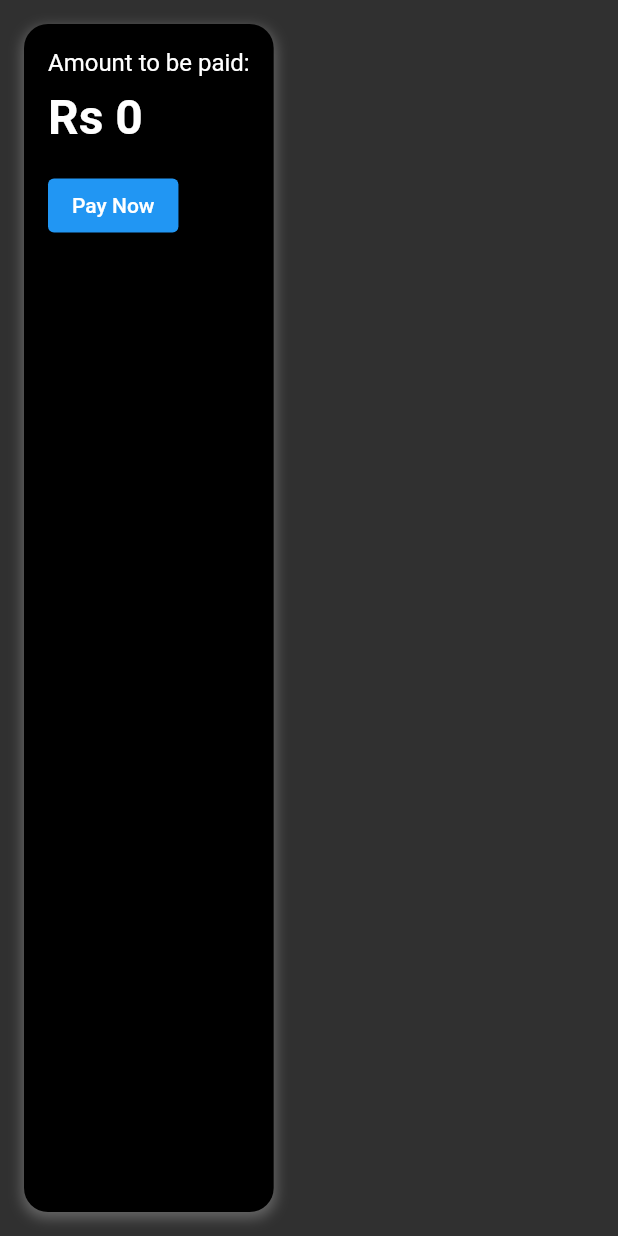
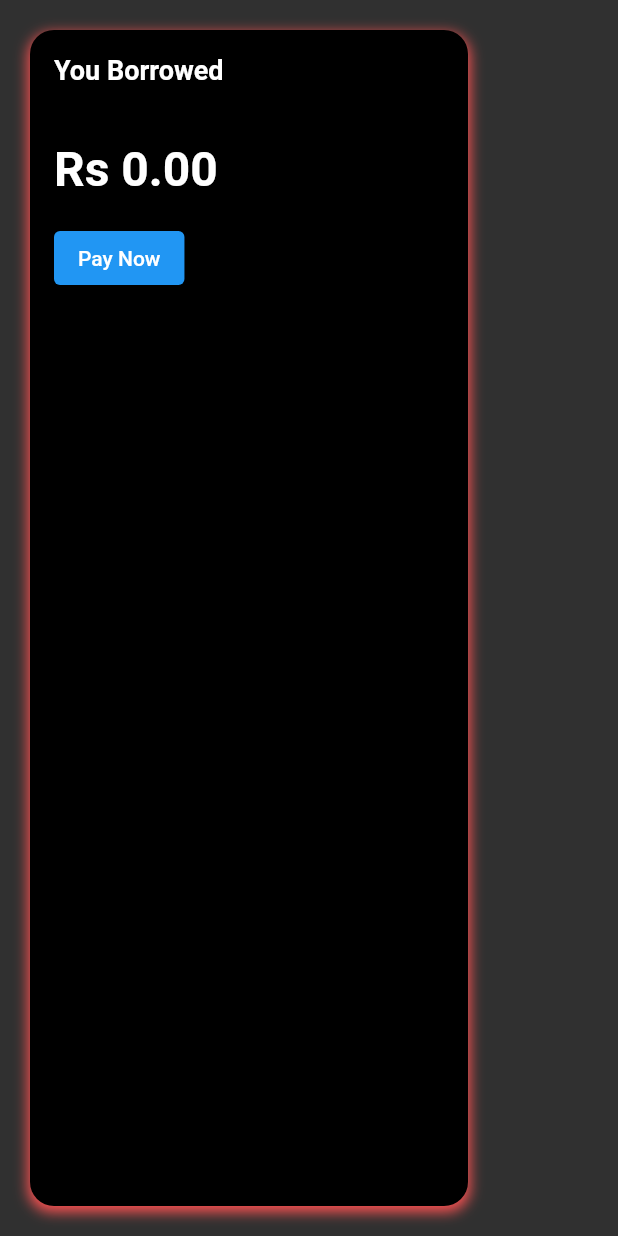
Before and after one commit to ikp-773/Bill-Split, a Flutter app: the PaymentCard widget shown alone on an empty page, opened directly with empty values, on a phone screen of 412 x 824 dp. Run offline on Flutter 3.47's test engine with Material 2 defaults, Android fonts, the phone set to English and light mode, and no system bars; our stand-ins replace cloud_firestore, dropdown_button2, firebase_analytics, firebase_auth, firebase_core, flutter_expandable_fab and 3 more; missing offline and left inert: fluid_bottom_nav_bar, h_alert_dialog; accounts and stored records are empty.

Commit message:
all crud operation on single bill split done

```diff
--- a/lib/app/modules/chat/views/chat_view.dart
+++ b/lib/app/modules/chat/views/chat_view.dart
@@ -2,6 +2,7 @@ import 'package:bill_split/app/models/bills.dart';
 import 'package:bill_split/app/modules/add_split/controllers/add_split_controller.dart';
 import 'package:bill_split/app/modules/add_split/controllers/split_expense_controller.dart';
 import 'package:bill_split/app/modules/add_split/views/split_desc_view.dart';
+import 'package:bill_split/app/modules/home/controllers/dashboard_controller.dart';
 import 'package:flutter/material.dart';
 
 import 'package:get/get.dart';
@@ -29,19 +30,51 @@ class ChatView extends GetView<ChatController> {
           });
         },
       ),
-      body: controller.commonBills.isEmpty
+      body: controller.obx(
+        (commonBills) => commonBills!.isEmpty
             ? const Center(
                 child: Text('No splits yet. Add a new split'),
               )
-          : ListView.builder(
-              itemCount: controller.commonBills.length,
+            : SingleChildScrollView(
+                reverse: true,
+                child: ListView.builder(
+                  physics: const NeverScrollableScrollPhysics(),
+                  padding: const EdgeInsets.only(bottom: 130),
+                  shrinkWrap: true,
+                  // reverse: true,
+                  itemCount: commonBills.length,
                   itemBuilder: (context, index) {
-                BillModel bill = controller.commonBills[index];
+                    var self = false;
+                    num amt = commonBills[index].amount!, bal = 0;
+                    bool settled = false;
+
+                    BillModel bill = commonBills[index];
+                    for (var u in bill.usersSplit!) {
+                      if (bill.paidBy ==
+                          Get.find<DashboardController>().appUser.uid) {
+                        self = true;
+                        bal = amt - u.amt!;
+                        settled = bill.usersSplit!
+                            .every((element) => element.settled == true);
+                      } else {
+                        if (u.id ==
+                            Get.find<DashboardController>().appUser.uid) {
+                          amt = u.amt!;
+                          settled = u.settled!;
+                        }
+                      }
+                    }
                     return PaymentCard(
-                  amount: bill.amount!,
-                  onPressed: () {},
+                      desc: bill.desc!,
+                      amount: amt,
+                      toGive: bal,
+                      self: self,
+                      settled: settled,
+                      billId: bill.billId!,
                     );
                   },
+                ),
+              ),
       ),
     );
   }
@@ -49,22 +82,35 @@ class ChatView extends GetView<ChatController> {
 
 class PaymentCard extends StatelessWidget {
   final num amount;
-  final Function onPressed;
 
-  const PaymentCard({Key? key, required this.amount, required this.onPressed})
-      : super(key: key);
+  final bool self;
+  final String desc;
+  final num toGive;
+  final bool settled;
+  final String billId;
+
+  const PaymentCard({
+    Key? key,
+    required this.amount,
+    this.self = false,
+    required this.desc,
+    required this.toGive,
+    this.settled = false,
+    required this.billId,
+  }) : super(key: key);
 
   @override
   Widget build(BuildContext context) {
-    return Container(
-      margin: const EdgeInsets.all(16.0),
+    return SizedBox(
+      child: Container(
+        margin: EdgeInsets.fromLTRB(self ? 100 : 20, 20, self ? 20 : 100, 20),
         padding: const EdgeInsets.all(16.0),
         decoration: BoxDecoration(
           borderRadius: BorderRadius.circular(16.0),
           color: Colors.black,
           boxShadow: [
             BoxShadow(
-            color: Colors.grey.withOpacity(0.5),
+              color: settled ? Colors.grey.withOpacity(0.5) : Colors.redAccent,
               spreadRadius: 1,
               blurRadius: 7,
               offset: const Offset(0, 3),
@@ -74,25 +120,57 @@ class PaymentCard extends StatelessWidget {
         child: Column(
           crossAxisAlignment: CrossAxisAlignment.start,
           children: [
-          const Text(
-            'Amount to be paid:',
-            style: TextStyle(fontSize: 16.0),
+            Row(
+              mainAxisAlignment: MainAxisAlignment.spaceBetween,
+              children: [
+                Text(
+                  self ? "You Lent" : "You Borrowed",
+                  style: const TextStyle(
+                      fontSize: 18.0, fontWeight: FontWeight.w700),
+                ),
+                self && !settled
+                    ? IconButton(
+                        onPressed: () {
+                          Get.find<ChatController>().deleteBill(billId);
+                        },
+                        icon: const Icon(Icons.delete_rounded))
+                    : const SizedBox()
+              ],
+            ),
+            const SizedBox(height: 10.0),
+            Text(
+              desc,
+              style: const TextStyle(fontSize: 16.0),
             ),
             const SizedBox(height: 8.0),
             Text(
-            'Rs $amount',
-            style: const TextStyle(fontSize: 32.0, fontWeight: FontWeight.bold),
+              'Rs ${amount.toStringAsFixed(2)}',
+              style:
+                  const TextStyle(fontSize: 32.0, fontWeight: FontWeight.bold),
             ),
             const SizedBox(height: 16.0),
-          ElevatedButton(
-            onPressed: () {},
-            style: ButtonStyle(
-              backgroundColor: MaterialStateProperty.all<Color>(Colors.blue),
-            ),
+            self
+                ? Text(
+                    settled
+                        ? "Balances Settled"
+                        : "Rs ${toGive.toStringAsFixed(2)} is to be paid by ${Get.find<ChatController>().friendUser.name}",
+                    style: const TextStyle(fontSize: 16.0),
+                  )
+                : settled
+                    ? const Text(
+                        "Balances Settled",
+                        style: TextStyle(fontSize: 16.0),
+                      )
+                    : ElevatedButton(
+                        onPressed: () {
+                          Get.find<ChatController>().settleBalance(billId);
+                        },
+                        style: const ButtonStyle(),
                         child: const Text('Pay Now'),
                       ),
           ],
         ),
+      ),
     );
   }
 }
```
Also changed, not shown: lib/app/modules/chat/controllers/chat_controller.dart (+66 -3 lines), lib/app/services/cloud_firestore/add_bills.dart (+85 -1 lines), lib/app/services/cloud_firestore/get_bills.dart (deleted, +0 -28 lines). Lines whose indentation alone changed are shown as unchanged.
